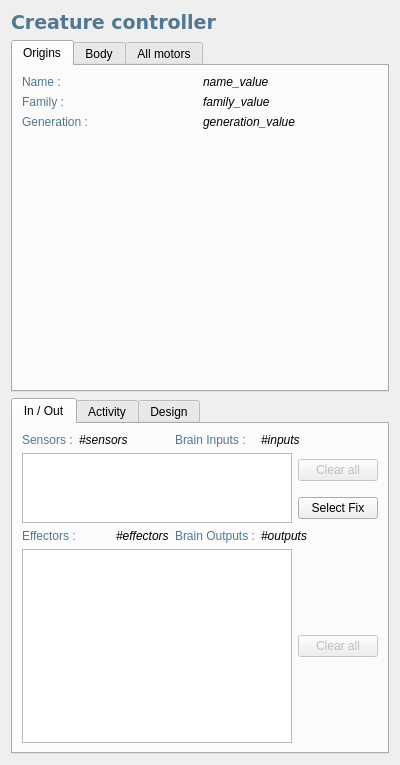
Before: the Qt Designer form src/genelab/core/ui/widgets/entities/entitypropertiescontroller.ui in GeneCraft/GeneCraft-Project, drawn with Qt 5.
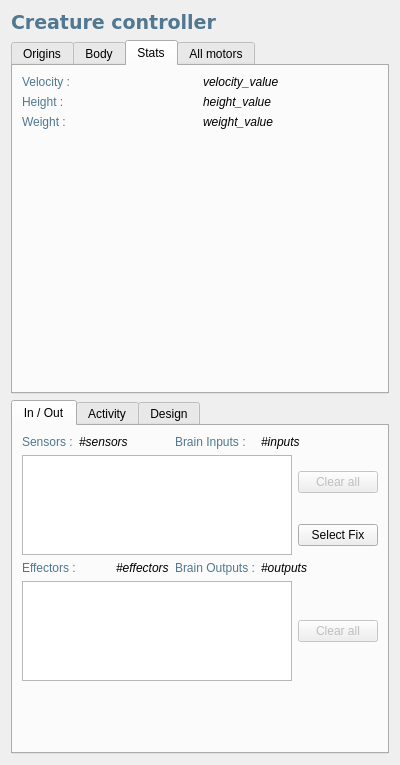
After: the same form once the commit is applied. The open tabs and pages were chosen to show the change. Icons and pictures are not drawn.

```diff
--- a/src/genelab/core/ui/widgets/entities/entitypropertiescontroller.ui
+++ b/src/genelab/core/ui/widgets/entities/entitypropertiescontroller.ui
@@ -10,17 +10,11 @@
     <height>765</height>
    </rect>
   </property>
-  <property name="minimumSize">
-   <size>
-    <width>0</width>
-    <height>0</height>
-   </size>
-  </property>
-  <property name="maximumSize">
-   <size>
-    <width>400</width>
-    <height>16777215</height>
-   </size>
+  <property name="sizePolicy">
+   <sizepolicy hsizetype="Expanding" vsizetype="Expanding">
+    <horstretch>0</horstretch>
+    <verstretch>0</verstretch>
+   </sizepolicy>
   </property>
   <property name="windowTitle">
    <string>Form</string>
@@ -46,18 +40,6 @@
    </item>
    <item>
     <widget class="QTabWidget" name="tabWidget_3">
-     <property name="minimumSize">
-      <size>
-       <width>0</width>
-       <height>200</height>
-      </size>
-     </property>
-     <property name="maximumSize">
-      <size>
-       <width>16777215</width>
-       <height>400</height>
-      </size>
-     </property>
      <property name="styleSheet">
       <string notr="true"/>
      </property>
@@ -201,6 +183,120 @@
        </item>
       </layout>
      </widget>
+     <widget class="QWidget" name="tab_3">
+      <attribute name="icon">
+       <iconset resource="../../../ressources/ressources.qrc">
+        <normaloff>:/img/icons/entity_stats</normaloff>:/img/icons/entity_stats</iconset>
+      </attribute>
+      <attribute name="title">
+       <string>Stats</string>
+      </attribute>
+      <layout class="QGridLayout" name="gridLayout_4">
+       <item row="0" column="1">
+        <widget class="QLabel" name="lName_2">
+         <property name="font">
+          <font>
+           <weight>50</weight>
+           <italic>true</italic>
+           <bold>false</bold>
+          </font>
+         </property>
+         <property name="text">
+          <string>velocity_value</string>
+         </property>
+        </widget>
+       </item>
+       <item row="1" column="0">
+        <widget class="QLabel" name="label_9">
+         <property name="font">
+          <font>
+           <weight>50</weight>
+           <bold>false</bold>
+          </font>
+         </property>
+         <property name="styleSheet">
+          <string notr="true">color: rgb(81, 119, 145);</string>
+         </property>
+         <property name="text">
+          <string>Height :</string>
+         </property>
+        </widget>
+       </item>
+       <item row="1" column="1">
+        <widget class="QLabel" name="lFamily_2">
+         <property name="font">
+          <font>
+           <weight>50</weight>
+           <italic>true</italic>
+           <bold>false</bold>
+          </font>
+         </property>
+         <property name="text">
+          <string>height_value</string>
+         </property>
+        </widget>
+       </item>
+       <item row="2" column="0">
+        <widget class="QLabel" name="label_11">
+         <property name="font">
+          <font>
+           <weight>50</weight>
+           <bold>false</bold>
+          </font>
+         </property>
+         <property name="styleSheet">
+          <string notr="true">color: rgb(81, 119, 145);</string>
+         </property>
+         <property name="text">
+          <string>Weight :</string>
+         </property>
+        </widget>
+       </item>
+       <item row="2" column="1">
+        <widget class="QLabel" name="lGeneration_2">
+         <property name="font">
+          <font>
+           <weight>50</weight>
+           <italic>true</italic>
+           <bold>false</bold>
+          </font>
+         </property>
+         <property name="text">
+          <string>weight_value</string>
+         </property>
+        </widget>
+       </item>
+       <item row="3" column="1">
+        <spacer name="verticalSpacer_4">
+         <property name="orientation">
+          <enum>Qt::Vertical</enum>
+         </property>
+         <property name="sizeHint" stdset="0">
+          <size>
+           <width>20</width>
+           <height>249</height>
+          </size>
+         </property>
+        </spacer>
+       </item>
+       <item row="0" column="0">
+        <widget class="QLabel" name="label_10">
+         <property name="font">
+          <font>
+           <weight>50</weight>
+           <bold>false</bold>
+          </font>
+         </property>
+         <property name="styleSheet">
+          <string notr="true">color: rgb(81, 119, 145);</string>
+         </property>
+         <property name="text">
+          <string>Velocity :</string>
+         </property>
+        </widget>
+       </item>
+      </layout>
+     </widget>
      <widget class="QWidget" name="tab_2">
       <attribute name="title">
        <string>All motors</string>
@@ -289,17 +385,11 @@
    <item>
     <widget class="QTabWidget" name="tabWidget">
      <property name="sizePolicy">
-      <sizepolicy hsizetype="MinimumExpanding" vsizetype="Expanding">
+      <sizepolicy hsizetype="Expanding" vsizetype="Expanding">
        <horstretch>0</horstretch>
        <verstretch>0</verstretch>
       </sizepolicy>
      </property>
-     <property name="maximumSize">
-      <size>
-       <width>16777215</width>
-       <height>400</height>
-      </size>
-     </property>
      <property name="currentIndex">
       <number>0</number>
      </property>
@@ -357,7 +447,14 @@
         </widget>
        </item>
        <item row="1" column="0" rowspan="2" colspan="5">
-        <widget class="QListWidget" name="lwSensors"/>
+        <widget class="QListWidget" name="lwSensors">
+         <property name="minimumSize">
+          <size>
+           <width>0</width>
+           <height>100</height>
+          </size>
+         </property>
+        </widget>
        </item>
        <item row="1" column="5">
         <widget class="QPushButton" name="pushButton">
@@ -421,7 +518,20 @@
         </widget>
        </item>
        <item row="4" column="0" colspan="5">
-        <widget class="QListWidget" name="lwEffectors"/>
+        <widget class="QListWidget" name="lwEffectors">
+         <property name="sizePolicy">
+          <sizepolicy hsizetype="Expanding" vsizetype="Fixed">
+           <horstretch>0</horstretch>
+           <verstretch>0</verstretch>
+          </sizepolicy>
+         </property>
+         <property name="maximumSize">
+          <size>
+           <width>16777215</width>
+           <height>100</height>
+          </size>
+         </property>
+        </widget>
        </item>
        <item row="4" column="5">
         <widget class="QPushButton" name="pushButton_2">
@@ -433,6 +543,19 @@
          </property>
         </widget>
        </item>
+       <item row="5" column="0">
+        <spacer name="verticalSpacer_3">
+         <property name="orientation">
+          <enum>Qt::Vertical</enum>
+         </property>
+         <property name="sizeHint" stdset="0">
+          <size>
+           <width>20</width>
+           <height>40</height>
+          </size>
+         </property>
+        </spacer>
+       </item>
       </layout>
      </widget>
      <widget class="QWidget" name="tabBrain">
```
Left out of the diff: 40 changed lines with no effect on the pictures.
